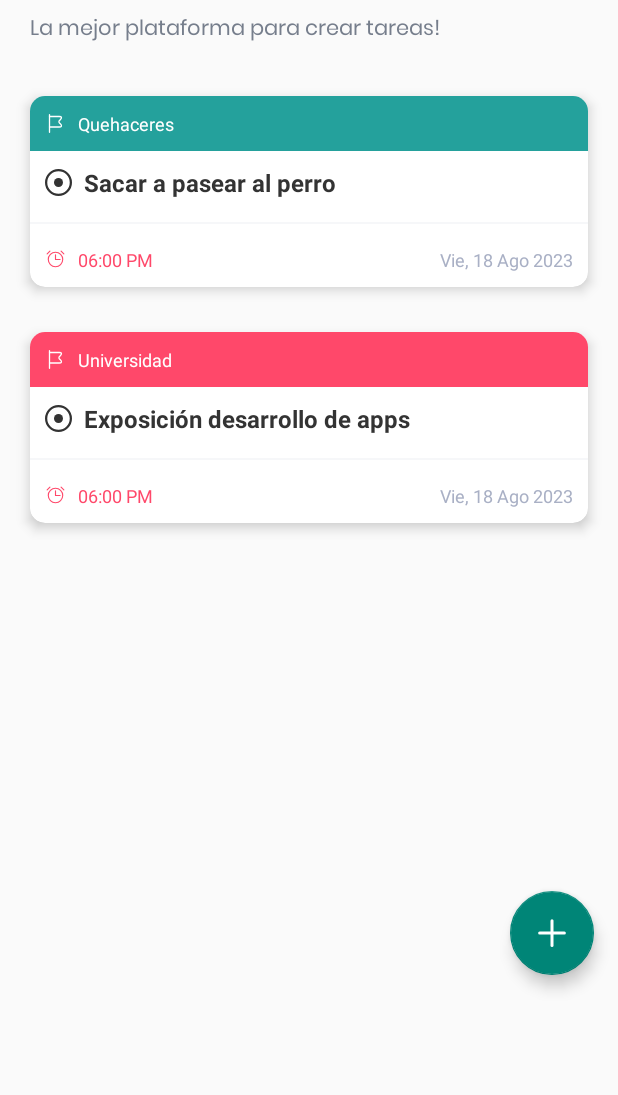
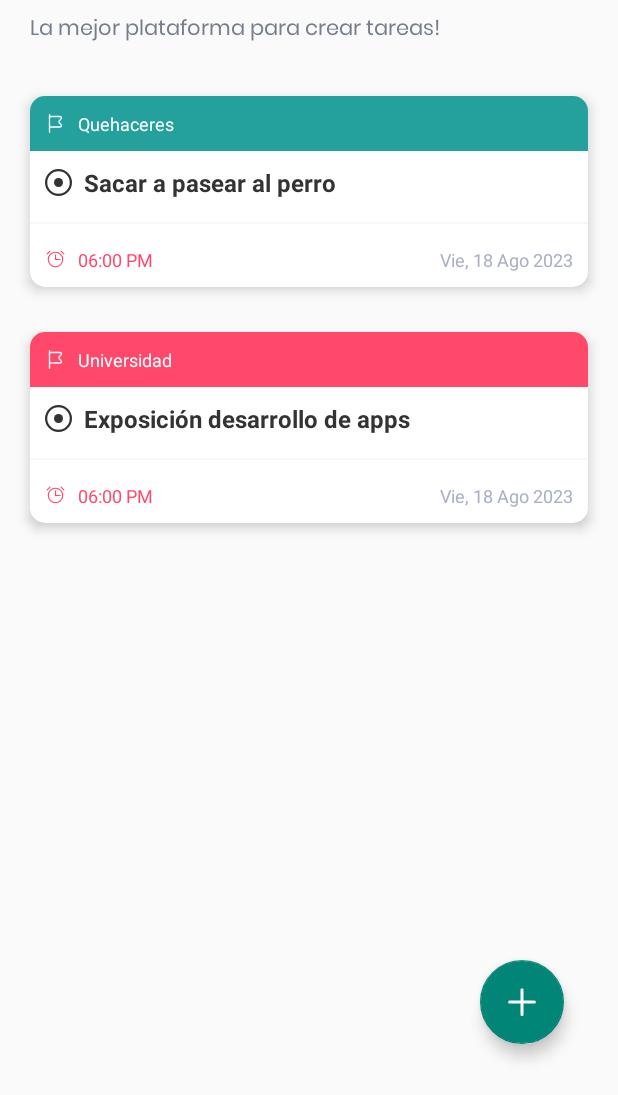
Before and after one commit to dannxvc/todoapp, an Android app: the HomeTasks screen opened directly, with no data from a screen before it, on a phone screen of 412 x 824 dp, the part 141-1236 px from its top. Run offline under Robolectric (Android 15) with nearby library versions, the phone set to English and light mode, and no system bars.

Commit message:
Fix buttons positions

```diff
--- a/app/src/main/java/com/dannxvc/todoapp/views/CreateNewTask.java
+++ b/app/src/main/java/com/dannxvc/todoapp/views/CreateNewTask.java
@@ -2,7 +2,9 @@ package com.dannxvc.todoapp.views;
 
 import androidx.appcompat.app.AppCompatActivity;
 
+import android.content.Intent;
 import android.os.Bundle;
+import android.view.View;
 
 import com.dannxvc.todoapp.R;
 
@@ -13,4 +15,8 @@ public class CreateNewTask extends AppCompatActivity {
         super.onCreate(savedInstanceState);
         setContentView(R.layout.activity_create_new_task);
     }
+    public void goToHome(View view){
+        Intent intent=new Intent(this, HomeTasks.class);
+        startActivity(intent);
+    }
 }
--- a/app/src/main/java/com/dannxvc/todoapp/views/HomeTasks.java
+++ b/app/src/main/java/com/dannxvc/todoapp/views/HomeTasks.java
@@ -23,4 +23,8 @@ public class HomeTasks extends AppCompatActivity {
         Intent intent=new Intent(this, HomeTasks.class);
         startActivity(intent);
     }
+    public void goToLogin(View view){
+        Intent intent=new Intent(this, Login.class);
+        startActivity(intent);
+    }
 }
--- a/app/src/main/res/layout/activity_create_new_task.xml
+++ b/app/src/main/res/layout/activity_create_new_task.xml
@@ -153,8 +153,8 @@
         android:layout_height="wrap_content"
         android:layout_alignParentEnd="true"
         android:layout_alignParentBottom="true"
-        android:layout_marginStart="339dp"
-        android:layout_marginTop="642dp"
+        android:layout_marginStart="320dp"
+        android:layout_marginTop="270dp"
         android:layout_marginEnd="16dp"
         android:layout_marginBottom="34dp"
         android:contentDescription="Agregar Tarea"
--- a/app/src/main/res/layout/activity_home_tasks.xml
+++ b/app/src/main/res/layout/activity_home_tasks.xml
@@ -194,21 +194,24 @@
             </LinearLayout>
         </LinearLayout>
     </androidx.cardview.widget.CardView>
+
     <com.google.android.material.floatingactionbutton.FloatingActionButton
         android:id="@+id/fabAddTask"
         android:layout_width="wrap_content"
         android:layout_height="wrap_content"
         android:layout_alignParentEnd="true"
         android:layout_alignParentBottom="true"
-        android:layout_marginStart="339dp"
-        android:layout_marginTop="642dp"
+        android:layout_marginStart="320dp"
+        android:layout_marginTop="62dp"
         android:layout_marginEnd="16dp"
         android:layout_marginBottom="34dp"
         android:contentDescription="Agregar Tarea"
+        android:onClick="goToCreateTask"
         android:src="@drawable/plus"
         app:layout_constraintBottom_toBottomOf="parent"
         app:layout_constraintEnd_toEndOf="parent"
+        app:layout_constraintHorizontal_bias="0.0"
         app:layout_constraintStart_toStartOf="parent"
-        android:onClick="goToCreateTask"
-        app:layout_constraintTop_toTopOf="parent" />
+        app:layout_constraintTop_toTopOf="parent"
+        app:layout_constraintVertical_bias="1.0" />
 </androidx.constraintlayout.widget.ConstraintLayout>
--- a/app/src/main/res/layout/activity_login.xml
+++ b/app/src/main/res/layout/activity_login.xml
@@ -105,6 +105,7 @@ android:text=""
         app:layout_constraintBottom_toBottomOf="parent"
         app:layout_constraintEnd_toEndOf="parent"
         app:layout_constraintStart_toStartOf="parent"
+        android:onClick="goToHome"
        />
 
 
```
